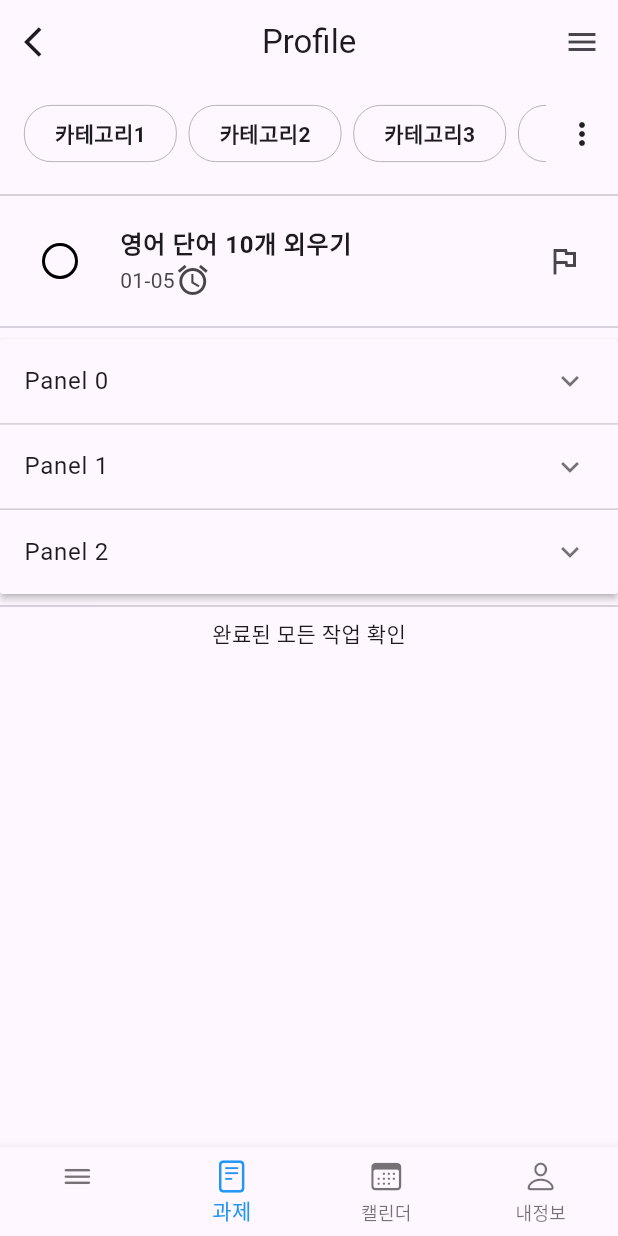
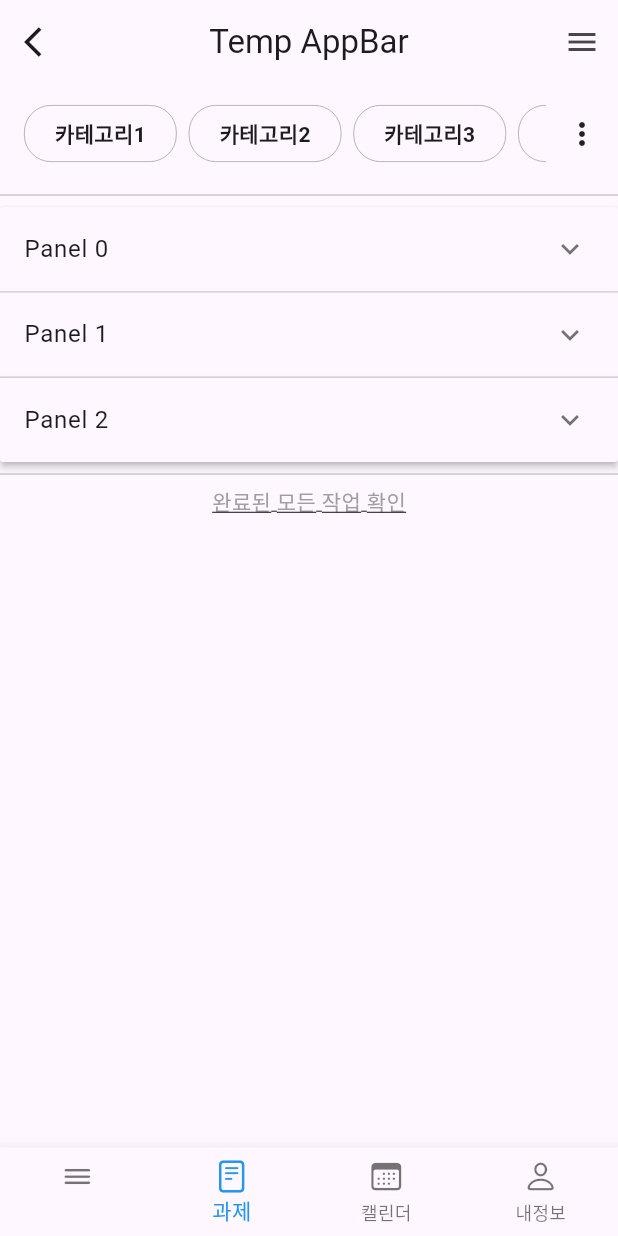
Before and after one commit to LeeKangHo1/flutter-teamproject-planit, a Flutter app: the screen it shows after launch, on a phone screen of 412 x 824 dp. Run offline on Flutter 3.47's test engine with Material 3 defaults, Android fonts, the phone set to English and light mode, and no system bars.

Commit message:
정리 중

```diff
--- a/lib/main.dart
+++ b/lib/main.dart
@@ -1,6 +1,6 @@
 import 'package:flutter/material.dart';
 
-import 'ui/pages/task/list_page/task_list_page.dart';
+import 'ui/pages/task/list_page/plan_list_page.dart';
 
 void main() {
   runApp(PlanItUI());
@@ -11,7 +11,7 @@ class PlanItUI extends StatelessWidget {
   Widget build(BuildContext context) {
     return MaterialApp(
       debugShowCheckedModeBanner: false,
-      home: TaskListPage(),
+      home: PlanListPage(),
     );
   }
 }
--- a/lib/screens/my_task.dart
+++ b/lib/screens/my_task.dart
@@ -1,31 +1,10 @@
 import 'package:flutter/material.dart';
+import 'package:projectplanit/ui/pages/task/list_page/widgets/plan_list_body_category_line.dart';
+import 'package:projectplanit/ui/pages/task/list_page/widgets/plan_list_body_point_popup.dart';
 
-import '../widgets/checkbox.dart';
-import '../widgets/expansion_panel_list.dart';
-import '../widgets/round_border_text.dart';
+import '../ui/pages/task/list_page/widgets/plan_list_body_expansion.dart';
 
-// This is the type used by the popup menu below.
-enum SampleItem { itemOne, itemTwo, itemThree }
-
-class MyTask extends StatefulWidget {
-  @override
-  State<MyTask> createState() => _MyTaskState();
-}
-
-class _MyTaskState extends State<MyTask> {
-  SampleItem? selectedItem;
-
-  final categories = [
-    "카테고리1",
-    "카테고리2",
-    "카테고리3",
-    "카테고리4",
-    "카테고리5",
-    "카테고리6",
-    "카테고리7",
-    "카테고리8",
-  ];
-
+class MyTask extends StatelessWidget {
   @override
   Widget build(BuildContext context) {
     return Scaffold(
@@ -35,78 +14,25 @@ class _MyTaskState extends State<MyTask> {
             children: [
               // 수평 스크롤 카테고리
               Expanded(
-                child: SizedBox(
-                  height: 66,
-                  child: ListView.builder(
-                    scrollDirection: Axis.horizontal,
-                    itemCount: categories.length,
-                    itemBuilder: (context, index) {
-                      return Center(
-                        child: RoundBorderText(
-                          title: categories[index],
-                          position: index,
-                        ),
-                      );
-                    },
-                  ),
-                ),
+                child: PlanListBodyCategoryLine(),
               ),
               // 점 3개 팝업 메뉴
-              PopupMenuButton<SampleItem>(
-                initialValue: selectedItem,
-                onSelected: (SampleItem item) {
-                  setState(() {
-                    selectedItem = item;
-                  });
-                },
-                itemBuilder: (BuildContext context) =>
-                    <PopupMenuEntry<SampleItem>>[
-                  const PopupMenuItem<SampleItem>(
-                    value: SampleItem.itemOne,
-                    child: Text('Item 1'),
-                  ),
-                  const PopupMenuItem<SampleItem>(
-                    value: SampleItem.itemTwo,
-                    child: Text('Item 2'),
-                  ),
-                  const PopupMenuItem<SampleItem>(
-                    value: SampleItem.itemThree,
-                    child: Text('Item 3'),
-                  ),
-                ],
-              ),
+              PlanListBodyPointPopup(),
             ],
           ),
           Divider(),
-          // 작업 하나 패널
-          Container(
-            width: 500,
-            child: InkWell(
-              onTap: () {
-                print("클릭됨");
-              },
-              child: ListTile(
-                // 체크 되는 동그란 버튼
-                leading: CheckboxExample(),
-                title: Text(
-                  "영어 단어 10개 외우기",
-                  style: TextStyle(fontWeight: FontWeight.bold),
-                ),
-                subtitle: Row(
-                  children: [
-                    Text("01-05"),
-                    Icon(Icons.alarm),
-                  ],
-                ),
-                trailing: Icon(Icons.flag_outlined),
-              ),
+          // TODO 작업이 하나도 없을 때 보여주는 화면 PlanListBodyCheckbox
+          // 확장 패널
+          PlanListBodyExpansion(),
+          Divider(),
+          Center(child: Text(
+            "완료된 모든 작업 확인",
+            style: TextStyle(
+              color: Colors.grey, // 글자색을 회색으로 설정
+              decoration: TextDecoration.underline, // 밑줄 추가
             ),
           ),
-          Divider(),
-          // 확장 패널
-          ExpansionPanelListExample(),
-          Divider(),
-          Center(child: Text("완료된 모든 작업 확인")),
+          ),
         ],
       ),
     );
--- a/lib/screens/sidedrawer.dart
+++ b/lib/screens/sidedrawer.dart
@@ -5,7 +5,7 @@ class SideDrawer extends StatelessWidget {
   @override
   Widget build(BuildContext context) {
     return Container(
-      width: 400,
+      width: 300,
       color: Colors.white,
       child: Column(
         children: [
--- /dev/null
+++ b/lib/ui/pages/task/list_page/plan_list_page.dart
@@ -0,0 +1,37 @@
+import 'package:flutter/material.dart';
+import 'package:projectplanit/screens/sidedrawer.dart';
+import 'package:projectplanit/ui/pages/task/list_page/widgets/plan_list_body.dart';
+import 'package:projectplanit/ui/widgets/custom_bottom_navigationbar.dart';
+
+class PlanListPage extends StatefulWidget {
+  @override
+  State<PlanListPage> createState() => _PlanListPageState();
+}
+
+class _PlanListPageState extends State<PlanListPage> {
+  // 1. 상태
+  int selectedIndex = 1;
+
+  // 2. 행위, onTap보다 여기에 적는 것을 추천
+  void onClickBottomNavigation(int value) {
+    selectedIndex = value;
+    setState(() {});
+  }
+
+  @override
+  Widget build(BuildContext context) {
+    return Scaffold(
+      endDrawer: SideDrawer(),
+      // 임시 앱바
+      appBar: AppBar(
+        leading: Icon(Icons.arrow_back_ios),
+        title: Text("Temp AppBar"),
+        centerTitle: true,
+      ),
+      body: PlanListBody(selectedIndex: selectedIndex),
+      bottomNavigationBar: CustomBottomNavigationbar(
+          selectedIndex: selectedIndex,
+          onClickBottomNavigation: onClickBottomNavigation),
+    );
+  }
+}
--- a/lib/ui/pages/task/list_page/task_list_page.dart
+++ /dev/null
@@ -1,70 +0,0 @@
-import 'package:flutter/cupertino.dart';
-import 'package:flutter/material.dart';
-import 'package:projectplanit/screens/sidedrawer.dart';
-
-import '../../../../screens/calendar.dart';
-import '../../../../screens/my_profile.dart';
-import '../../../../screens/my_task.dart';
-import '../../../../screens/side.dart';
-
-class TaskListPage extends StatefulWidget {
-  @override
-  State<TaskListPage> createState() => _TaskListPageState();
-}
-
-class _TaskListPageState extends State<TaskListPage> {
-  // 1. 상태
-  int selectedIndex = 1;
-
-  // 2. 행위, onTap보다 여기에 적는 것을 추천
-  void onClickBottomNavigation(int value) {
-    selectedIndex = value;
-    setState(() {});
-  }
-
-  @override
-  Widget build(BuildContext context) {
-    return Scaffold(
-      endDrawer: SideDrawer(),
-      appBar: AppBar(
-        leading: Icon(Icons.arrow_back_ios),
-        title: Text("Profile"),
-        centerTitle: true,
-      ),
-      body: IndexedStack(
-        index: selectedIndex, // 0번이 최초 화면, 화면 전환 시 숫자 변경
-        children: [
-          Side(),
-          MyTask(),
-          Calendar(),
-          MyProfile(),
-        ],
-      ),
-      bottomNavigationBar: BottomNavigationBar(
-          currentIndex: selectedIndex,
-          // 위의 index: 랑 똑같이 설정해야 함
-          onTap: (value) {
-            // value가 현재 index?
-            onClickBottomNavigation(value);
-          },
-          // 바텀 네비게이션 바 설정
-          showSelectedLabels: true,
-          showUnselectedLabels: true,
-          type: BottomNavigationBarType.fixed,
-          selectedItemColor: Colors.blue,
-          unselectedItemColor: Colors.black54,
-          items: [
-            BottomNavigationBarItem(
-              icon: Icon(CupertinoIcons.bars),
-              label: "",
-            ),
-            BottomNavigationBarItem(
-                icon: Icon(CupertinoIcons.doc_plaintext), label: "과제"),
-            BottomNavigationBarItem(
-                icon: Icon(CupertinoIcons.calendar), label: "캘린더"),
-            BottomNavigationBarItem(
-                icon: Icon(CupertinoIcons.person), label: "내정보"),
-          ]),
-    );
-  }
-}
--- /dev/null
+++ b/lib/ui/pages/task/list_page/widgets/plan_list_body.dart
@@ -0,0 +1,28 @@
+import 'package:flutter/material.dart';
+
+import '../../../../../screens/calendar.dart';
+import '../../../../../screens/my_profile.dart';
+import '../../../../../screens/my_task.dart';
+import '../../../../../screens/side.dart';
+
+class PlanListBody extends StatelessWidget {
+  final int selectedIndex;
+
+  PlanListBody({
+    required this.selectedIndex,
+  });
+
+  @override
+  Widget build(BuildContext context) {
+    return IndexedStack(
+      index: selectedIndex, // 0번이 최초 화면, 화면 전환 시 숫자 변경
+      children: [
+        Side(),
+        MyTask(),
+        Calendar(),
+        MyProfile(),
+      ],
+    );
+    ;
+  }
+}
--- a/lib/widgets/round_border_text.dart
+++ b/lib/ui/pages/task/list_page/widgets/plan_list_body_category_circle.dart
@@ -1,7 +1,8 @@
 import 'package:flutter/material.dart';
 
-class RoundBorderText extends StatelessWidget {
-  RoundBorderText({Key? key, required this.title, required this.position})
+class PlanListBodyCategoryCircle extends StatelessWidget {
+  PlanListBodyCategoryCircle(
+      {Key? key, required this.title, required this.position})
       : super(key: key);
 
   final String title;
--- /dev/null
+++ b/lib/ui/pages/task/list_page/widgets/plan_list_body_category_line.dart
@@ -0,0 +1,37 @@
+import 'package:flutter/material.dart';
+
+import 'plan_list_body_category_circle.dart';
+
+class PlanListBodyCategoryLine extends StatelessWidget {
+  PlanListBodyCategoryLine({super.key});
+
+  final categories = [
+    "카테고리1",
+    "카테고리2",
+    "카테고리3",
+    "카테고리4",
+    "카테고리5",
+    "카테고리6",
+    "카테고리7",
+    "카테고리8",
+  ];
+
+  @override
+  Widget build(BuildContext context) {
+    return SizedBox(
+      height: 66,
+      child: ListView.builder(
+        scrollDirection: Axis.horizontal,
+        itemCount: categories.length,
+        itemBuilder: (context, index) {
+          return Center(
+            child: PlanListBodyCategoryCircle(
+              title: categories[index],
+              position: index,
+            ),
+          );
+        },
+      ),
+    );
+  }
+}
--- a/lib/widgets/checkbox.dart
+++ b/lib/ui/pages/task/list_page/widgets/plan_list_body_checkbox.dart
@@ -1,13 +1,13 @@
 import 'package:flutter/material.dart';
 
-class CheckboxExample extends StatefulWidget {
-  const CheckboxExample({super.key});
+class PlanListBodyCheckbox extends StatefulWidget {
+  const PlanListBodyCheckbox({super.key});
 
   @override
-  State<CheckboxExample> createState() => _CheckboxExampleState();
+  State<PlanListBodyCheckbox> createState() => _PlanListBodyCheckboxState();
 }
 
-class _CheckboxExampleState extends State<CheckboxExample> {
+class _PlanListBodyCheckboxState extends State<PlanListBodyCheckbox> {
   bool isChecked = false;
 
   @override
@@ -40,5 +40,6 @@ class _CheckboxExampleState extends State<CheckboxExample> {
         });
       },
     );
+    ;
   }
 }
--- a/lib/widgets/expansion_panel_list.dart
+++ b/lib/ui/pages/task/list_page/widgets/plan_list_body_expansion.dart
@@ -1,6 +1,5 @@
 import 'package:flutter/material.dart';
-
-import 'checkbox.dart';
+import 'package:projectplanit/ui/pages/task/list_page/widgets/plan_list_body_checkbox.dart';
 
 class Item {
   Item({
@@ -23,15 +22,14 @@ List<Item> generateItems(int numberOfItems) {
   });
 }
 
-class ExpansionPanelListExample extends StatefulWidget {
-  const ExpansionPanelListExample({super.key});
+class PlanListBodyExpansion extends StatefulWidget {
+  const PlanListBodyExpansion({super.key});
 
   @override
-  State<ExpansionPanelListExample> createState() =>
-      _ExpansionPanelListExampleState();
+  State<PlanListBodyExpansion> createState() => _PlanListBodyExpansionState();
 }
 
-class _ExpansionPanelListExampleState extends State<ExpansionPanelListExample> {
+class _PlanListBodyExpansionState extends State<PlanListBodyExpansion> {
   final List<Item> _data = generateItems(3);
 
   @override
@@ -58,7 +56,7 @@ class _ExpansionPanelListExampleState extends State<ExpansionPanelListExample> {
             );
           },
           body: ListTile(
-            leading: CheckboxExample(),
+            leading: PlanListBodyCheckbox(),
             title: Text(
               "영어 단어 10개 외우기",
               style: TextStyle(fontWeight: FontWeight.bold),
--- /dev/null
+++ b/lib/ui/pages/task/list_page/widgets/plan_list_body_point_popup.dart
@@ -0,0 +1,39 @@
+import 'package:flutter/material.dart';
+
+// This is the type used by the popup menu below.
+enum SampleItem { itemOne, itemTwo, itemThree }
+
+class PlanListBodyPointPopup extends StatefulWidget {
+  @override
+  State<PlanListBodyPointPopup> createState() => _PlanListBodyPointPopupState();
+}
+
+class _PlanListBodyPointPopupState extends State<PlanListBodyPointPopup> {
+  SampleItem? selectedItem;
+
+  @override
+  Widget build(BuildContext context) {
+    return PopupMenuButton<SampleItem>(
+      initialValue: selectedItem,
+      onSelected: (SampleItem item) {
+        setState(() {
+          selectedItem = item;
+        });
+      },
+      itemBuilder: (BuildContext context) => <PopupMenuEntry<SampleItem>>[
+        const PopupMenuItem<SampleItem>(
+          value: SampleItem.itemOne,
+          child: Text('Item 1'),
+        ),
+        const PopupMenuItem<SampleItem>(
+          value: SampleItem.itemTwo,
+          child: Text('Item 2'),
+        ),
+        const PopupMenuItem<SampleItem>(
+          value: SampleItem.itemThree,
+          child: Text('Item 3'),
+        ),
+      ],
+    );
+  }
+}
--- /dev/null
+++ b/lib/ui/widgets/custom_bottom_navigationbar.dart
@@ -0,0 +1,42 @@
+import 'package:flutter/cupertino.dart';
+import 'package:flutter/material.dart';
+
+class CustomBottomNavigationbar extends StatelessWidget {
+  final int selectedIndex;
+  final Function(int) onClickBottomNavigation;
+
+  CustomBottomNavigationbar({
+    Key? key,
+    required this.selectedIndex,
+    required this.onClickBottomNavigation,
+  }) : super(key: key);
+
+  @override
+  Widget build(BuildContext context) {
+    return BottomNavigationBar(
+        currentIndex: selectedIndex,
+        // 위의 index: 랑 똑같이 설정해야 함
+        onTap: (value) {
+          // value가 현재 index
+          onClickBottomNavigation(value);
+        },
+        // 바텀 네비게이션 바 설정
+        showSelectedLabels: true,
+        showUnselectedLabels: true,
+        type: BottomNavigationBarType.fixed,
+        selectedItemColor: Colors.blue,
+        unselectedItemColor: Colors.black54,
+        items: [
+          BottomNavigationBarItem(
+            icon: Icon(CupertinoIcons.bars),
+            label: "",
+          ),
+          BottomNavigationBarItem(
+              icon: Icon(CupertinoIcons.doc_plaintext), label: "과제"),
+          BottomNavigationBarItem(
+              icon: Icon(CupertinoIcons.calendar), label: "캘린더"),
+          BottomNavigationBarItem(
+              icon: Icon(CupertinoIcons.person), label: "내정보"),
+        ]);
+  }
+}
```
Also changed, not shown: lib/screens/side.dart (+1 -51 lines), lib/ui/pages/task/list_page/widgets/plan_list_body_noplan.dart (added, +24 -0 lines), lib/widgets/PopupMenuButton.dart (deleted, +0 -61 lines), lib/widgets/sortby.dart (+4 -5 lines), lib/ui/pages/task/list_page/widgets/task_list_body.dart (deleted), 3 other files.
